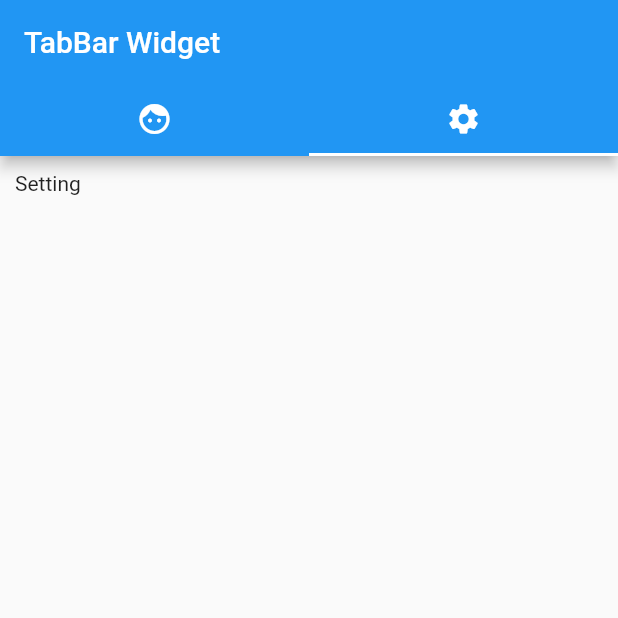
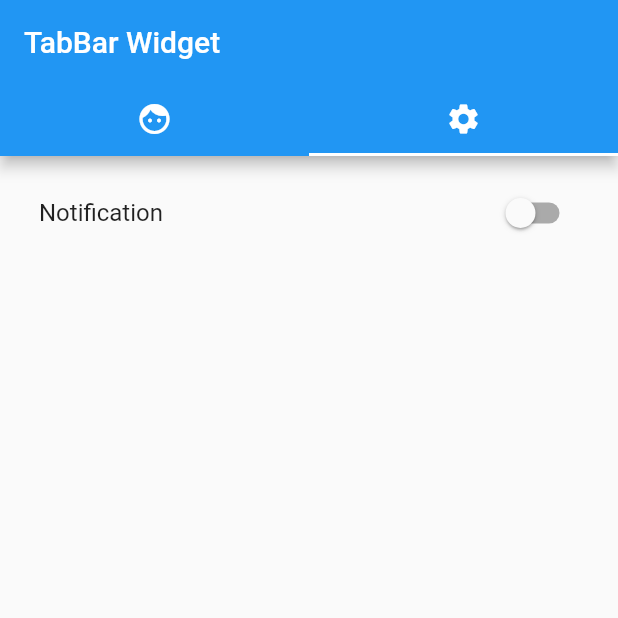
Before and after one commit to IceVanilla/FlutterCase, a Flutter app: the screen it shows after launch, tab 2 chosen, on a phone screen of 412 x 824 dp, the top half of it. Run offline on Flutter 3.47's test engine with Material 2 defaults, Android fonts, the phone set to English and light mode, and no system bars.

Commit message:
form: notification

```diff
--- a/form/lib/main.dart
+++ b/form/lib/main.dart
@@ -19,6 +19,7 @@ class FormPage extends StatefulWidget {
 
 class FormState extends State<FormPage> {
   String _phone_type = "mobile";
+  bool _notification = false;
 
   @override
   Widget build(BuildContext context) {
@@ -116,7 +117,23 @@ class FormState extends State<FormPage> {
             ),
             SingleChildScrollView(
               padding: EdgeInsets.all(10),
-              child: Text("Setting"),
+              child: Column(
+                children: <Widget>[
+                  ListTile(
+                    title: Text("Notification"),
+                    trailing: Switch(
+                      value: this._notification,
+                      activeColor: Colors.blue,
+                      onChanged: (bool val) {
+                          this.setState(() {
+                            this._notification = val;
+                          }
+                        );
+                      },
+                    ),
+                  ),
+                ],
+              ),
             ),
           ],
         ),
```
